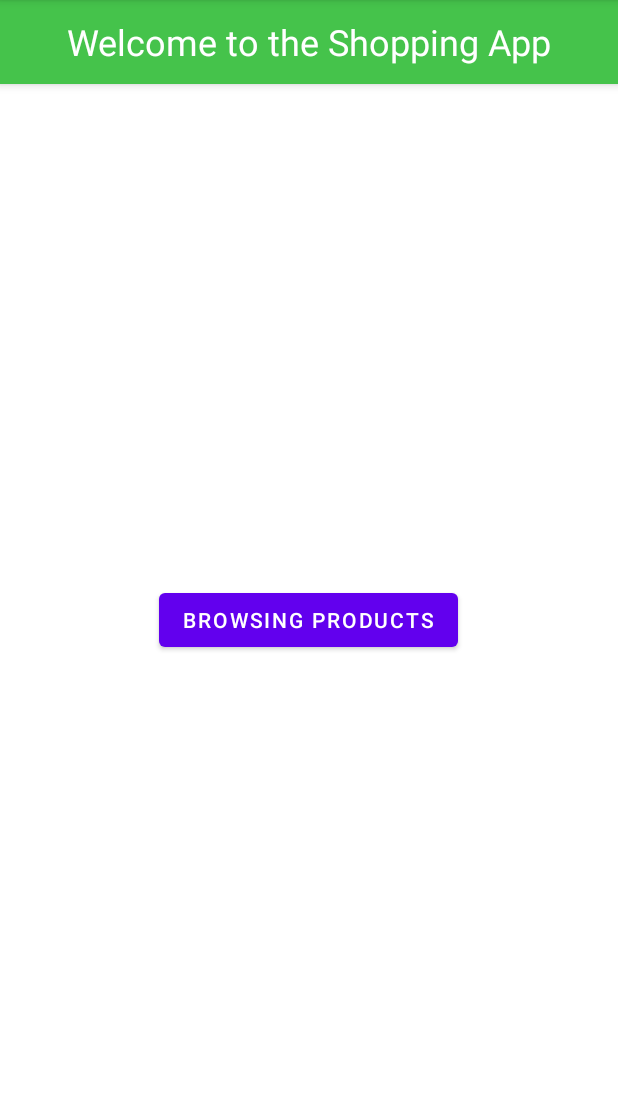
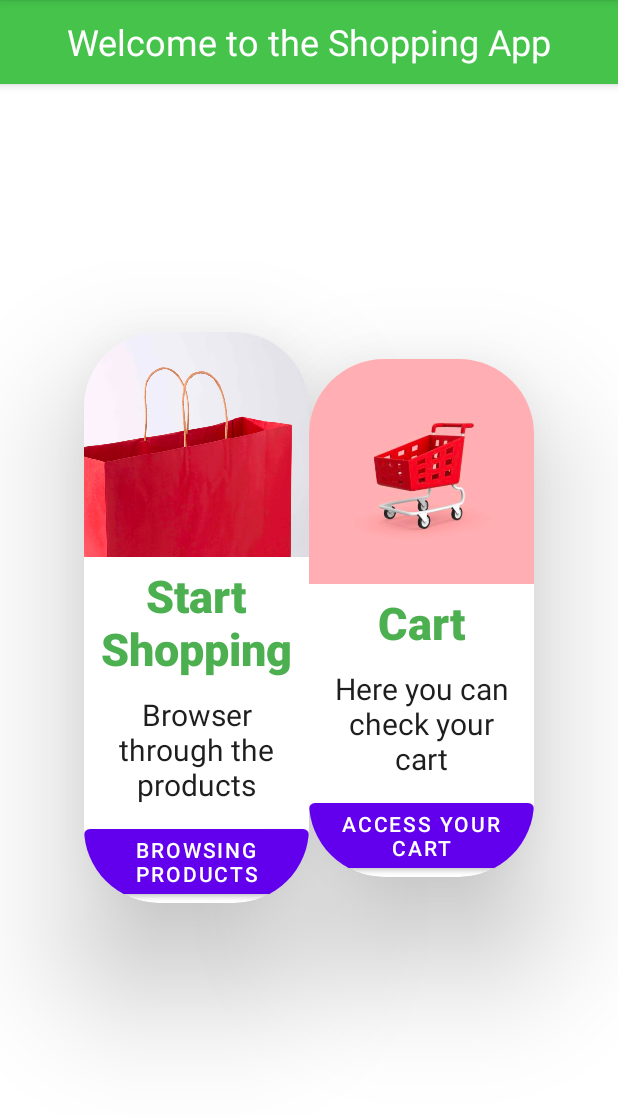
Before and after one commit to codeitamarjr/Y2S4MobileAppProject-OnlineShoppingApp, an Android app: the screen it shows after launch once a user with an empty profile is signed in (MainActivity), on a phone screen of 412 x 824 dp, the part 84-1201 px from its top. Run offline under Robolectric (Android 15) with nearby library versions, the phone set to English and light mode, and no system bars; our stand-ins replace Firebase (no records; nobody signed in at launch, a user with empty details on screens opened directly).

Commit message:
View of products working

```diff
--- a/app/src/main/java/dev/itjunior/onlineshoppingapp/MainActivity.kt
+++ b/app/src/main/java/dev/itjunior/onlineshoppingapp/MainActivity.kt
@@ -12,7 +12,7 @@ class MainActivity : AppCompatActivity() {
         setContentView(R.layout.activity_main)
 
         openNewPageButton.setOnClickListener{
-            Toast.makeText(this,"Button Clicked",Toast.LENGTH_LONG).show()
+            Toast.makeText(this,"Welcome the the products page!",Toast.LENGTH_LONG).show()
             val intent = Intent(this, PostActivity::class.java)
             startActivity(intent)
         }
--- a/app/src/main/res/layout/activity_main.xml
+++ b/app/src/main/res/layout/activity_main.xml
@@ -24,15 +24,98 @@
 
     </com.google.android.material.appbar.AppBarLayout>
 
-    <Button
-        android:id="@+id/openNewPageButton"
-        android:layout_width="wrap_content"
+
+    <LinearLayout
+        android:layout_width="match_parent"
+        android:layout_height="match_parent"
+        android:gravity="center">
+
+    <androidx.cardview.widget.CardView
+        android:layout_width="150dp"
         android:layout_height="wrap_content"
-        android:layout_marginTop="500px"
-        android:text="Browsing Products"
-        app:layout_constraintTop_toBottomOf="@+id/textView"
-        />
+        app:cardElevation="50dp"
+        app:cardBackgroundColor="@color/white"
+        app:cardCornerRadius="50dp">
+        <LinearLayout
+            android:layout_width="match_parent"
+            android:layout_height="match_parent"
+            android:orientation="vertical">
+            <ImageView
+                android:layout_width="match_parent"
+                android:layout_height="150dp"
+                android:scaleType="centerCrop"
+                android:src="@drawable/bag" />
+            <TextView
+                android:layout_width="match_parent"
+                android:layout_height="wrap_content"
+                android:text="Start Shopping"
+                android:textAlignment="center"
+                android:layout_marginTop="5dp"
+                android:textColor="#4CAF50"
+                android:fontFamily="sans-serif-black"
+                android:textSize="30sp"/>
+            <TextView
+                android:layout_width="match_parent"
+                android:layout_height="wrap_content"
+                android:textAlignment="center"
+                android:layout_margin="10dp"
+                android:text="Browser through the products"
+                android:textSize="20sp"
+                android:textColor="#1e1e1e"/>
 
+            <Button
+                android:id="@+id/openNewPageButton"
+                android:layout_width="match_parent"
+                android:layout_height="match_parent"
+                android:text="Browsing Products"
+                android:textAlignment="center"
+                app:layout_constraintTop_toBottomOf="@+id/textView" />
+        </LinearLayout>
+    </androidx.cardview.widget.CardView>
+    <androidx.cardview.widget.CardView
+        android:layout_width="150dp"
+        android:layout_height="wrap_content"
+        app:cardElevation="50dp"
+        app:cardBackgroundColor="@color/white"
+        app:cardCornerRadius="50dp"
+        >
+        <LinearLayout
+            android:layout_width="match_parent"
+            android:layout_height="match_parent"
+            android:orientation="vertical">
+            <ImageView
+                android:layout_width="match_parent"
+                android:layout_height="150dp"
+                android:scaleType="centerCrop"
+                android:src="@drawable/cart" />
+            <TextView
+                android:layout_width="match_parent"
+                android:layout_height="wrap_content"
+                android:text="Cart"
+                android:textAlignment="center"
+                android:layout_marginTop="5dp"
+                android:textColor="#4CAF50"
+                android:fontFamily="sans-serif-black"
+                android:textSize="30sp"/>
+            <TextView
+                android:layout_width="match_parent"
+                android:layout_height="wrap_content"
+                android:textAlignment="center"
+                android:layout_margin="10dp"
+                android:text="Here you can check your cart"
+                android:textSize="20sp"
+                android:textColor="#1e1e1e"/>
+
+            <Button
+                android:layout_width="match_parent"
+                android:layout_height="match_parent"
+                android:text="Access your cart"
+                android:textAlignment="center"
+                app:layout_constraintTop_toBottomOf="@+id/textView" />
+        </LinearLayout>
+    </androidx.cardview.widget.CardView>
+
+</LinearLayout>
 
 
 </androidx.appcompat.widget.LinearLayoutCompat>
```
Also changed, not shown: app/src/main/res/drawable/bag.png (added), app/src/main/res/drawable/cart.png (added).
